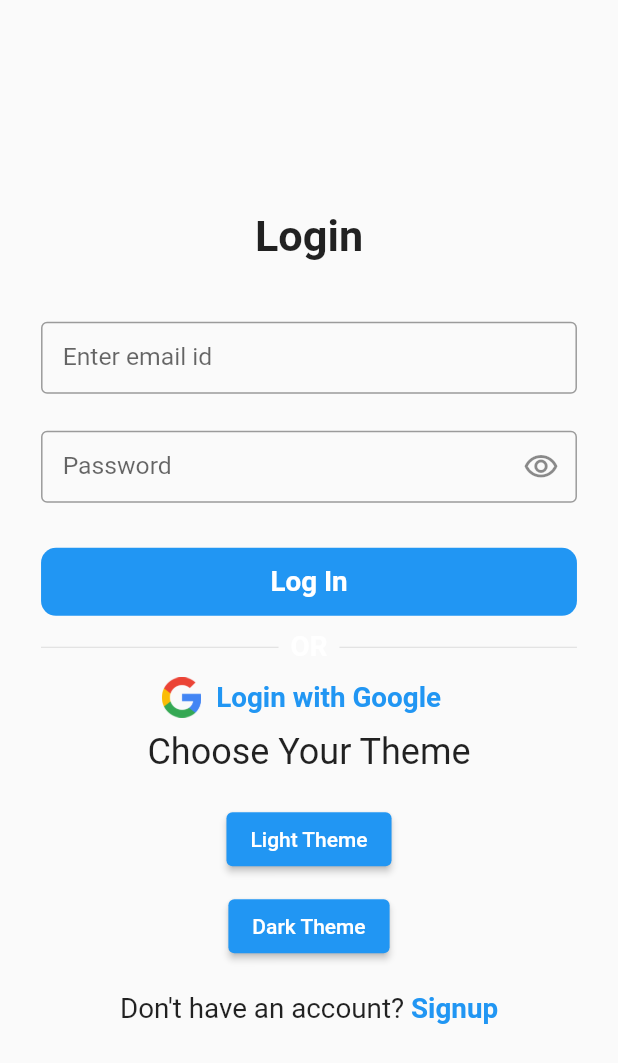
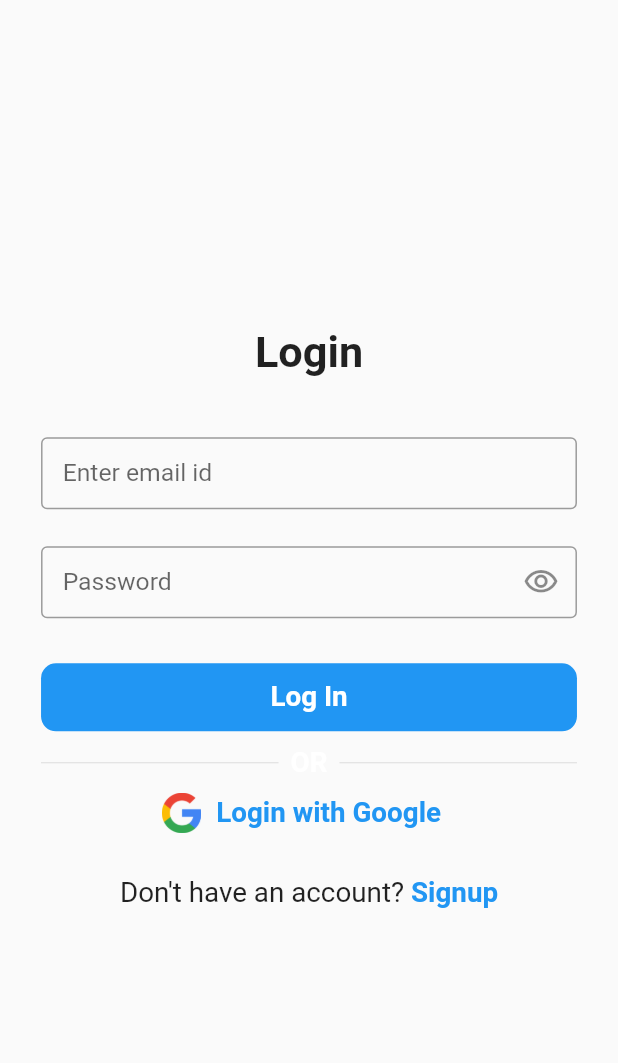
Before and after one commit to regendraSuman2017/ellemora_test, a Flutter app: the screen it shows after launch, on a phone screen of 412 x 824 dp. Shown: the top 1063 px of the screen. Run offline on Flutter 3.47's test engine with Material 3 defaults, Android fonts, the phone set to English and light mode, and no system bars; our stand-ins replace dio, firebase_auth, firebase_core, fluttertoast, get, google_sign_in and 2 more; accounts and stored records are empty.

```diff
--- a/lib/module/login_screen/login_screen_view.dart
+++ b/lib/module/login_screen/login_screen_view.dart
@@ -212,30 +212,6 @@ class LoginScreenView extends GetView<LoginScreenController>{
                     ),
                   ),
 
-              Column(
-                mainAxisAlignment: MainAxisAlignment.center,
-                children: <Widget>[
-                  Text(
-                    'Choose Your Theme',
-                    style: Theme.of(context).textTheme.headlineSmall,
-                  ),
-                  SizedBox(height: 20),
-                  ElevatedButton(
-                    onPressed: () {
-                      Get.changeTheme(ThemeData.light());
-                    },
-                    child: Text('Light Theme'),
-                  ),
-                  SizedBox(height: 10),
-                  ElevatedButton(
-                    onPressed: () {
-                      Get.changeTheme(ThemeData.dark());
-                    },
-                    child: Text('Dark Theme'),
-                  ),
-                ],
-              ),
-
 
                   const SizedBox(height: 20),
                   Row(
```
